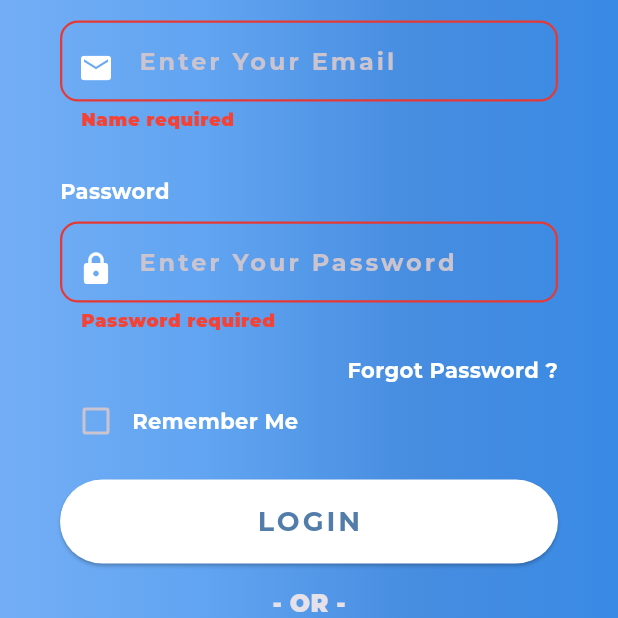
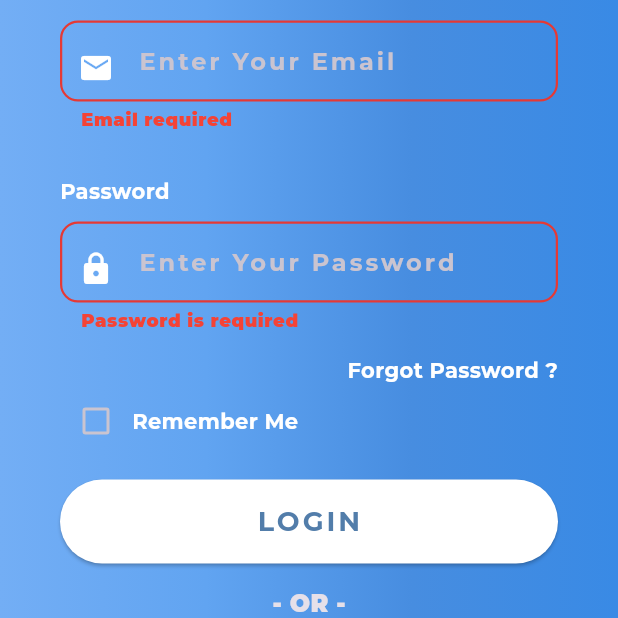
Before and after one commit to AhmedBelal31/Chat-App-With-Firebase, a Flutter app: the screen it shows after launch, after a tap on "LOGIN", on a phone screen of 412 x 824 dp, the part 314-932 px from its top. Run offline on Flutter 3.47's test engine with Material 3 defaults, Android fonts, the phone set to English and light mode, and no system bars; our stand-ins replace firebase_auth, firebase_core, google_fonts; accounts and stored records are empty; generated files the repository leaves out were written again.

Commit message:
Create Email And Password Validation With RegExp

```diff
--- /dev/null
+++ b/lib/presentation/screens/functions/build_email_validation.dart
@@ -0,0 +1,9 @@
+String? buildEmailValidation(String? value) {
+  if (value?.isEmpty ?? true) {
+    return 'Email required';
+  } else if (!RegExp(r'^[\w-\.]+@([\w-]+\.)+[\w-]{2,4}$').hasMatch(value!)) {
+    return 'Invalid email format';
+  } else {
+    return null;
+  }
+}
--- /dev/null
+++ b/lib/presentation/screens/functions/build_password_validation.dart
@@ -0,0 +1,21 @@
+String? buildPasswordValidation(String? value) {
+  if (value?.isEmpty ?? true) {
+    return 'Password is required';
+  } else if (value!.length < 8) {
+    return 'Password must be at least 8 characters';
+  } else {
+    // Check for specific character requirements
+    bool hasUpperCase = value.contains(RegExp(r'[A-Z]'));
+    bool hasDigit = value.contains(RegExp(r'[0-9]'));
+
+    if (!hasUpperCase && !hasDigit) {
+      return 'Include uppercase letter and digit';
+    } else if (!hasUpperCase) {
+      return 'Include at least one uppercase letter';
+    } else if (!hasDigit) {
+      return 'Include at least one digit';
+    }
+
+    return null; // Password is valid
+  }
+}
--- a/lib/presentation/screens/login_screen.dart
+++ b/lib/presentation/screens/login_screen.dart
@@ -1,6 +1,8 @@
+import 'package:chat_app/presentation/screens/functions/build_password_validation.dart';
 import 'package:firebase_auth/firebase_auth.dart';
 import 'package:flutter/material.dart';
 import '../../constants.dart';
+import 'functions/build_email_validation.dart';
 import 'functions/build_forget_password.dart';
 import 'functions/build_sign_in_with_text.dart';
 import 'functions/build_sign_up.dart';
@@ -70,11 +72,7 @@ class _LoginScreenState extends State<LoginScreen> {
                       controller: emailController,
                       autoValidateMode: autoValidateMode,
                       validator: (value) {
-                        if (value?.isEmpty ?? true) {
-                          return 'Name required';
-                        } else {
-                          return null;
-                        }
+                        return buildEmailValidation(value);
                       },
                       labelText: 'Email',
                       hintText: 'Enter Your Email ',
@@ -86,11 +84,7 @@ class _LoginScreenState extends State<LoginScreen> {
                       controller: passwordController,
                       autoValidateMode: autoValidateMode,
                       validator: (value) {
-                        if (value?.isEmpty ?? true) {
-                          return 'Password required';
-                        } else {
-                          return null;
-                        }
+                        return buildPasswordValidation(value);
                       },
                       labelText: 'Password',
                       hintText: 'Enter Your Password ',
--- a/lib/presentation/screens/register_screen.dart
+++ b/lib/presentation/screens/register_screen.dart
@@ -1,6 +1,8 @@
 import 'package:firebase_auth/firebase_auth.dart';
 import 'package:flutter/material.dart';
 import '../../constants.dart';
+import 'functions/build_email_validation.dart';
+import 'functions/build_password_validation.dart';
 import 'functions/build_sign_up.dart';
 import 'login_screen.dart';
 import 'widgets/custom_button.dart';
@@ -107,11 +109,7 @@ class _LoginScreenUIState extends State<RegisterScreen> {
                       controller: emailController,
                       autoValidateMode: autoValidateMode,
                       validator: (value) {
-                        if (value?.isEmpty ?? true) {
-                          return 'Email required';
-                        } else {
-                          return null;
-                        }
+                        return buildEmailValidation(value);
                       },
                     ),
                     defaultSizedBox(),
@@ -123,25 +121,9 @@ class _LoginScreenUIState extends State<RegisterScreen> {
                       obscureText: true,
                       autoValidateMode: autoValidateMode,
                       validator: (value) {
-                        if (value?.isEmpty ?? true) {
-                          return 'Password required';
-                        } else {
-                          return null;
-                        }
+                        return buildPasswordValidation(value);
                       },
                     ),
-                    // defaultSizedBox(),
-                    // CustomTextFormField(
-                    //   controller: passwordController,
-                    //   labelText: 'Confirm Password',
-                    //   hintText: 'Confirm Password ',
-                    //   prefixIcon: Icons.lock,
-                    //   obscureText: true,
-                    //   keyboardType: TextInputType.visiblePassword,
-                    //   validator: (value) {
-                    //    return  value!.isEmpty ? "Please Enter A Value" : value;
-                    //   },
-                    // ),
                     defaultSizedBox(),
                     CustomButton(
                       text: 'Register',
```
